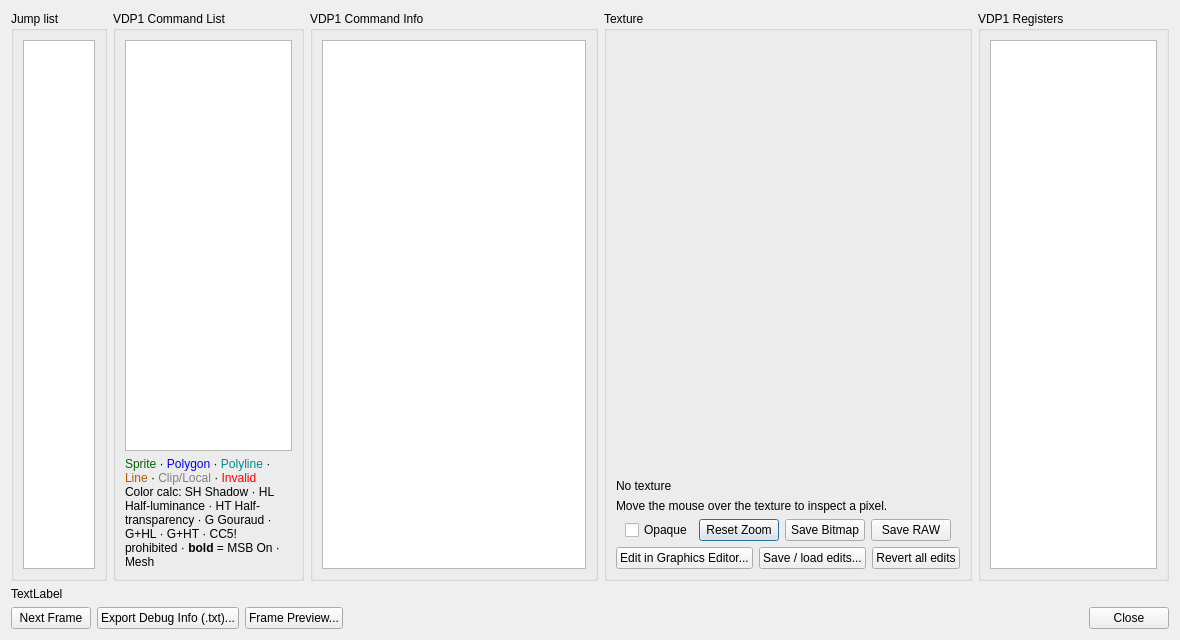
Before: the Qt Designer form yabause/src/port/qt/ui/UIDebugVDP1.ui in BenjaminSiskoo/Kronos_test, drawn with Qt 5.
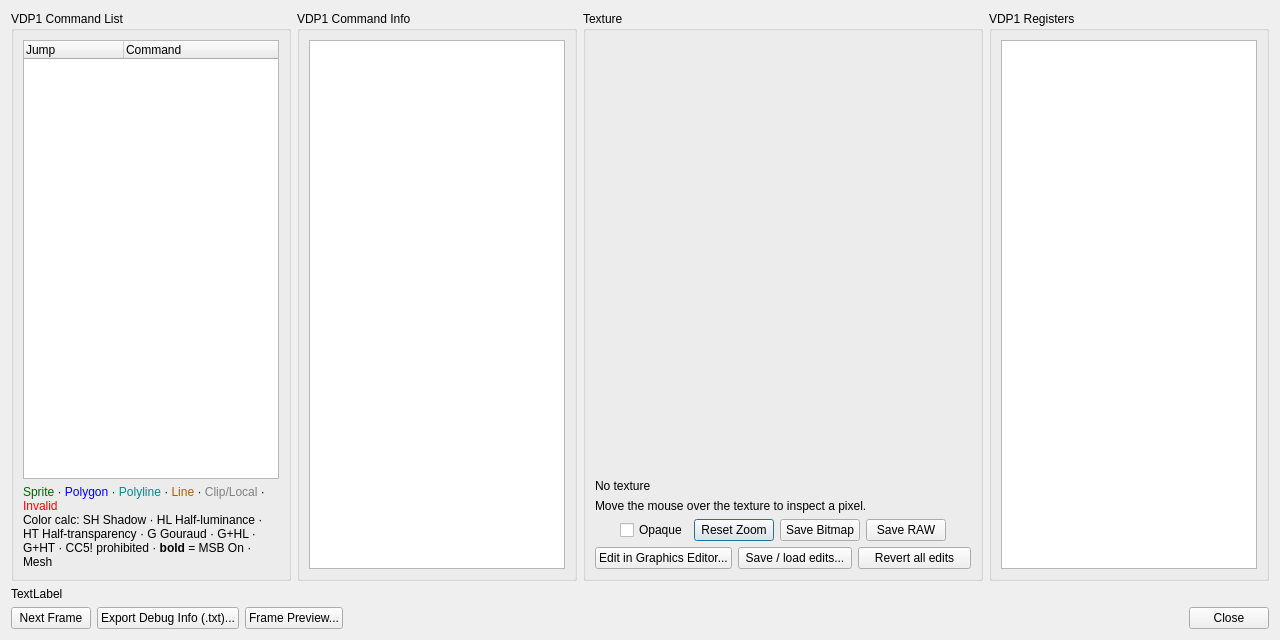
After: the same form once the commit is applied.

Commit message:
Debug VDP1: merge jump list and command list into one two-column list, texture panel takes the spare width
Updated the UIDebugVDP1 UI layout and properties, including geometry and widget types.

What changed in the file:
```diff
--- a/yabause/src/port/qt/ui/UIDebugVDP1.ui
+++ b/yabause/src/port/qt/ui/UIDebugVDP1.ui
@@ -6,7 +6,7 @@
    <rect>
     <x>0</x>
     <y>0</y>
-    <width>1180</width>
+    <width>1280</width>
     <height>640</height>
    </rect>
   </property>
@@ -15,22 +15,7 @@
   </property>
   <layout class="QVBoxLayout" name="verticalLayout_12">
    <item>
-    <layout class="QHBoxLayout" name="horizontalLayout_main" stretch="1,2,3,1,2">
-     <item>
-      <widget class="QGroupBox" name="gbCommandRaw">
-       <property name="toolTip">
-        <string>Where CMDLINK sends the command interpreter next: NEXT (following table), ASSIGN/CALL (jump to a given address), RETURN, or END (stop the list here).</string>
-       </property>
-       <property name="title">
-        <string>Jump list</string>
-       </property>
-       <layout class="QVBoxLayout" name="verticalLayout_10">
-        <item>
-         <widget class="QListWidget" name="lwCommandRaw"/>
-        </item>
-       </layout>
-      </widget>
-     </item>
+    <layout class="QHBoxLayout" name="horizontalLayout_main" stretch="0,0,1,0">
      <item>
       <widget class="QGroupBox" name="gbCommandList">
        <property name="title">
@@ -38,7 +23,39 @@
        </property>
        <layout class="QVBoxLayout" name="verticalLayout_10b">
         <item>
-         <widget class="QListWidget" name="lwCommandList"/>
+         <widget class="QTreeWidget" name="twCommandList">
+          <property name="editTriggers">
+           <set>QAbstractItemView::NoEditTriggers</set>
+          </property>
+          <property name="selectionBehavior">
+           <enum>QAbstractItemView::SelectRows</enum>
+          </property>
+          <property name="rootIsDecorated">
+           <bool>false</bool>
+          </property>
+          <property name="uniformRowHeights">
+           <bool>true</bool>
+          </property>
+          <property name="itemsExpandable">
+           <bool>false</bool>
+          </property>
+          <property name="allColumnsShowFocus">
+           <bool>true</bool>
+          </property>
+          <column>
+           <property name="text">
+            <string>Jump</string>
+           </property>
+           <property name="toolTip">
+            <string>Where CMDLINK sends the command interpreter next: NEXT (following table), ASSIGN/CALL (jump to a given address), RETURN, or END (stop the list here).</string>
+           </property>
+          </column>
+          <column>
+           <property name="text">
+            <string>Command</string>
+           </property>
+          </column>
+         </widget>
         </item>
         <item>
          <widget class="QLabel" name="lCommandColorLegend">
@@ -269,7 +286,7 @@
           <property name="font">
            <font>
             <family>Courier New</family>
-            <pointsize>9</pointsize>
+            <pointsize>8</pointsize>
            </font>
           </property>
          </widget>
```
